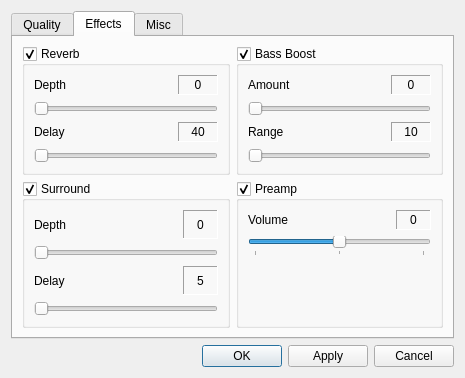
Old version of the form src/plugins/Input/modplug/settingsdialog.ui in the repository ksv1986/qmmp-staging.
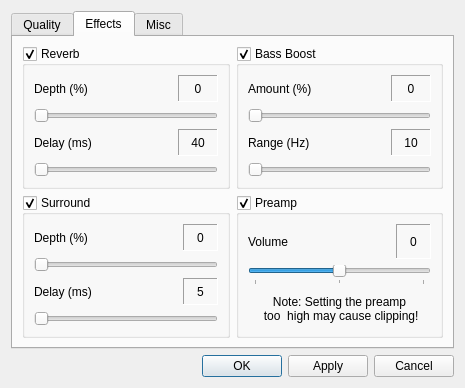
New version of the form. The open tabs and pages were chosen to show the change.

Commit message: modplug plugin: some settings dialog changes

Patch:
```diff
--- a/src/plugins/Input/modplug/settingsdialog.ui
+++ b/src/plugins/Input/modplug/settingsdialog.ui
@@ -6,7 +6,7 @@
     <x>0</x>
     <y>0</y>
     <width>465</width>
-    <height>378</height>
+    <height>388</height>
    </rect>
   </property>
   <property name="windowTitle" >
@@ -189,7 +189,7 @@
           <item row="0" column="0" >
            <widget class="QLabel" name="label_3" >
             <property name="text" >
-             <string>Depth</string>
+             <string>Depth (%)</string>
             </property>
            </widget>
           </item>
@@ -247,7 +247,7 @@
           <item row="2" column="0" >
            <widget class="QLabel" name="label_4" >
             <property name="text" >
-             <string>Delay</string>
+             <string>Delay (ms)</string>
             </property>
            </widget>
           </item>
@@ -323,7 +323,7 @@
           <item row="0" column="0" >
            <widget class="QLabel" name="label_5" >
             <property name="text" >
-             <string>Amount</string>
+             <string>Amount (%)</string>
             </property>
            </widget>
           </item>
@@ -381,7 +381,7 @@
           <item row="2" column="0" >
            <widget class="QLabel" name="label_6" >
             <property name="text" >
-             <string>Range</string>
+             <string>Range (Hz)</string>
             </property>
            </widget>
           </item>
@@ -454,7 +454,7 @@
           <item row="0" column="0" >
            <widget class="QLabel" name="label" >
             <property name="text" >
-             <string>Depth</string>
+             <string>Depth (%)</string>
             </property>
            </widget>
           </item>
@@ -506,7 +506,7 @@
           <item row="2" column="0" >
            <widget class="QLabel" name="label_2" >
             <property name="text" >
-             <string>Delay</string>
+             <string>Delay (ms)</string>
             </property>
            </widget>
           </item>
@@ -640,18 +640,16 @@
             </property>
            </widget>
           </item>
-          <item row="2" column="1" >
-           <spacer>
-            <property name="orientation" >
-             <enum>Qt::Vertical</enum>
+          <item row="2" column="0" colspan="3" >
+           <widget class="QLabel" name="label_15" >
+            <property name="text" >
+             <string>Note: Setting the preamp 
+ too  high may cause clipping!</string>
             </property>
-            <property name="sizeHint" >
-             <size>
-              <width>20</width>
-              <height>16</height>
-             </size>
+            <property name="alignment" >
+             <set>Qt::AlignCenter</set>
             </property>
-           </spacer>
+           </widget>
           </item>
          </layout>
         </widget>
```
The commit also changes 1 other file.
